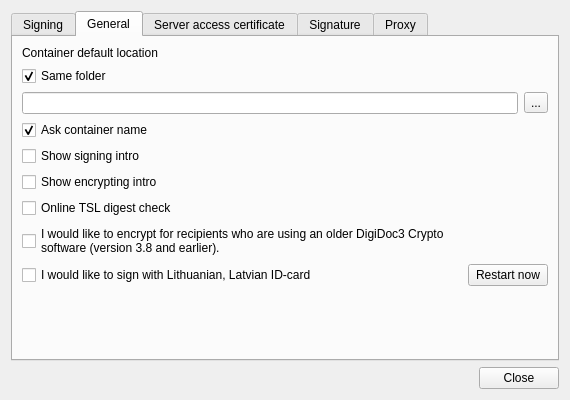
Old version of the form client/SettingsDialog.ui in the repository open-eid/qdigidoc.
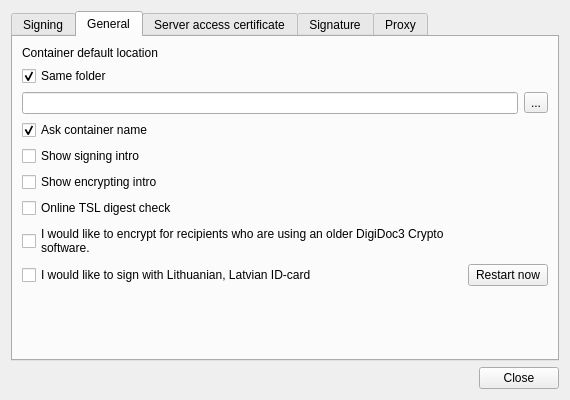
New version of the form. The open tabs and pages were chosen to show the change.

What changed in the file:
```diff
--- a/client/SettingsDialog.ui
+++ b/client/SettingsDialog.ui
@@ -186,7 +186,7 @@
         <widget class="QCheckBox" name="cdocwithddoc">
          <property name="text">
           <string>I would like to encrypt for recipients who are using an older DigiDoc3 Crypto
-software (version 3.8 and earlier).</string>
+software.</string>
          </property>
         </widget>
        </item>
```
